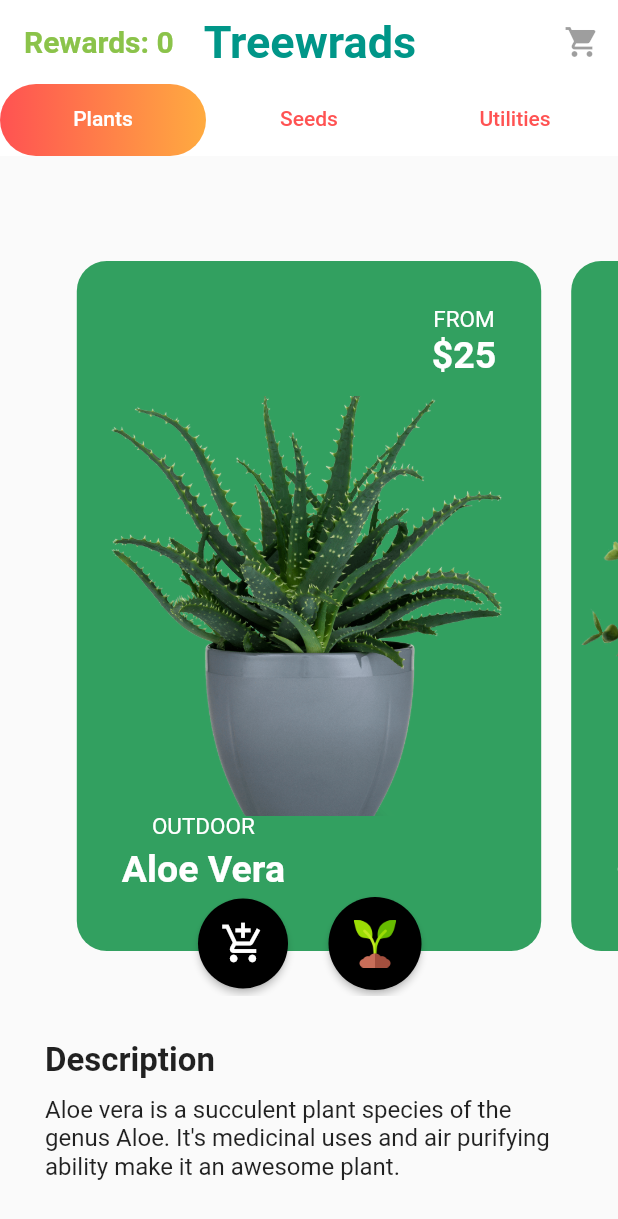
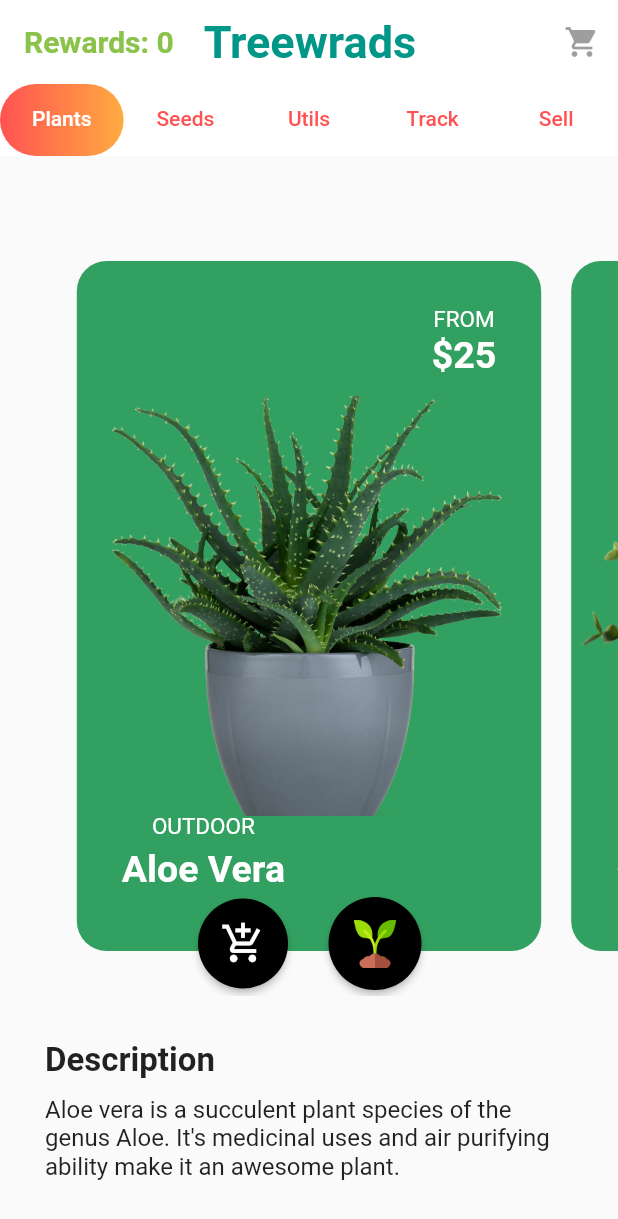
Before and after one commit to CasCard/treeward, a Flutter app: the screen it shows after launch, on a phone screen of 412 x 824 dp. Shown: the top 1219 px of the screen. Run offline on Flutter 3.47's test engine with Material 2 defaults, Android fonts, the phone set to English and light mode, and no system bars.

Commit message:
added new screens

```diff
--- a/lib/screens/plants_tab.dart
+++ b/lib/screens/plants_tab.dart
@@ -141,7 +141,7 @@ class _PlantTabState extends State<PlantTab> {
                         width: 32,
                         height: 32,
                       ),
-                      onPressed: () => print('Add to cart'),
+                      onPressed: () => print('Plant me'),
                     ),
                   ],
                 )),
--- a/lib/screens/shop_screen.dart
+++ b/lib/screens/shop_screen.dart
@@ -2,6 +2,8 @@ import 'package:flutter/material.dart';
 import 'package:treeward/screens/plants_tab.dart' as PlantTab;
 import 'package:treeward/screens/seeds_tab.dart' as SeedTab;
 import 'package:treeward/screens/utilities_tab.dart' as UtilitiesTab;
+import 'package:treeward/screens/sell_screen.dart' as SellTab;
+import 'package:treeward/screens/track_screen.dart' as TrackTab;
 
 class ShopScreen extends StatelessWidget {
   @override
@@ -9,7 +11,7 @@ class ShopScreen extends StatelessWidget {
     int rewards = 0;
     // TODO: implement build
     return DefaultTabController(
-        length: 3,
+        length: 5,
         child: Scaffold(
           appBar: AppBar(
             title: Row(
@@ -58,7 +60,19 @@ class ShopScreen extends StatelessWidget {
                   Tab(
                     child: Align(
                       alignment: Alignment.center,
-                      child: Text("Utilities"),
+                      child: Text("Utils"),
+                    ),
+                  ),
+                  Tab(
+                    child: Align(
+                      alignment: Alignment.center,
+                      child: Text("Track"),
+                    ),
+                  ),
+                  Tab(
+                    child: Align(
+                      alignment: Alignment.center,
+                      child: Text("Sell"),
                     ),
                   ),
                 ]),
@@ -67,93 +81,10 @@ class ShopScreen extends StatelessWidget {
             PlantTab.PlantTab(),
             SeedTab.SeedsTab(),
             UtilitiesTab.UtilitiesTab(),
+            TrackTab.TrackTab(),
+            SellTab.SellTab(),
           ]),
         ));
 
-//    return Scaffold(
-//      backgroundColor: Colors.white,
-//
-//      body: AnnotatedRegion<SystemUiOverlayStyle>(
-//        value: SystemUiOverlayStyle.dark,
-//        child: ListView(
-//          padding: EdgeInsets.symmetric(vertical: 60.0),
-//          children: <Widget>[
-//            Padding(
-//              padding: EdgeInsets.symmetric(horizontal: 30.0),
-//              child: Row(
-//                mainAxisAlignment: MainAxisAlignment.spaceBetween,
-//                children: <Widget>[
-//                  Icon(
-//                    Icons.menu,
-//                    size: 30.0,
-//                    color: Colors.grey,
-//                  ),
-//                  Icon(
-//                    Icons.shopping_cart,
-//                    size: 30.0,
-//                    color: Colors.black,
-//                  )
-//                ],
-//              ),
-//            ),
-//            SizedBox(height: 20.0),
-//            Padding(
-//              padding: EdgeInsets.only(left: 30.0),
-//              child: Text(
-//                'Trending',
-//                style: TextStyle(
-//                  fontSize: 24.0,
-//                  fontWeight: FontWeight.w600,
-//                ),
-//              ),
-//            ),
-//            SizedBox(height: 20.0),
-//
-//            TabBar(
-//              controller: _tabController,
-//              indicatorColor: Colors.transparent,
-//              labelColor: Colors.black,
-//              unselectedLabelColor: Colors.grey.withOpacity(0.6),
-//              labelPadding: EdgeInsets.symmetric(horizontal: 35.0),
-//              isScrollable: true,
-//              tabs: <Widget>[
-//                Tab(
-//                  child: Text(
-//                    'Plants',
-//                    style:
-//                        TextStyle(fontSize: 16.0, fontWeight: FontWeight.bold),
-//                  ),
-//                ),
-//                Tab(
-//                  child: Text(
-//                    'Seeds',
-//                    style:
-//                        TextStyle(fontSize: 16.0, fontWeight: FontWeight.bold),
-//                  ),
-//                ),
-//                Tab(
-//                  child: Text(
-//                    'Utilities',
-//                    style:
-//                        TextStyle(fontSize: 16.0, fontWeight: FontWeight.bold),
-//                  ),
-//                ),
-//              ],
-//            ),
-//            SizedBox(
-//              height: 20.0,
-//            ),
-//            TabBarView(
-//              controller: _tabController,
-//              children: <Widget>[
-//                PlantTab.PlantTab(),
-//                SeedTab.SeedsTab(),
-//                UtilitiesTab.UtilitiesTab()
-//              ],
-//            )
-//          ],
-//        ),
-//      ),
-//    );
   }
 }
```
Also changed, not shown: lib/screens/sell_screen.dart (added, +16 -0 lines), lib/screens/track_screen.dart (added, +16 -0 lines).
